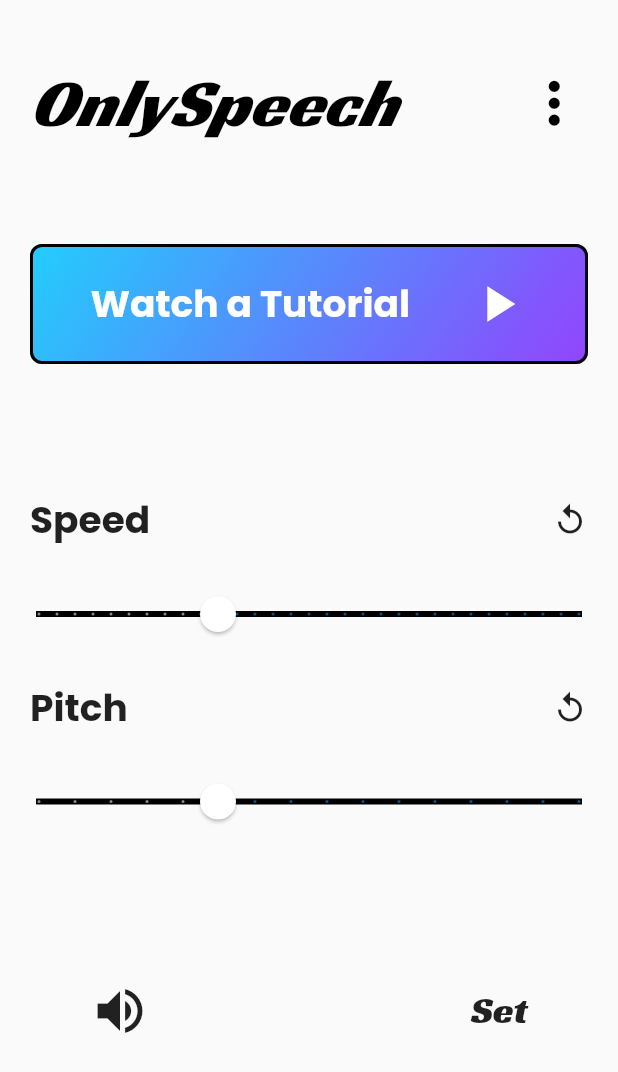
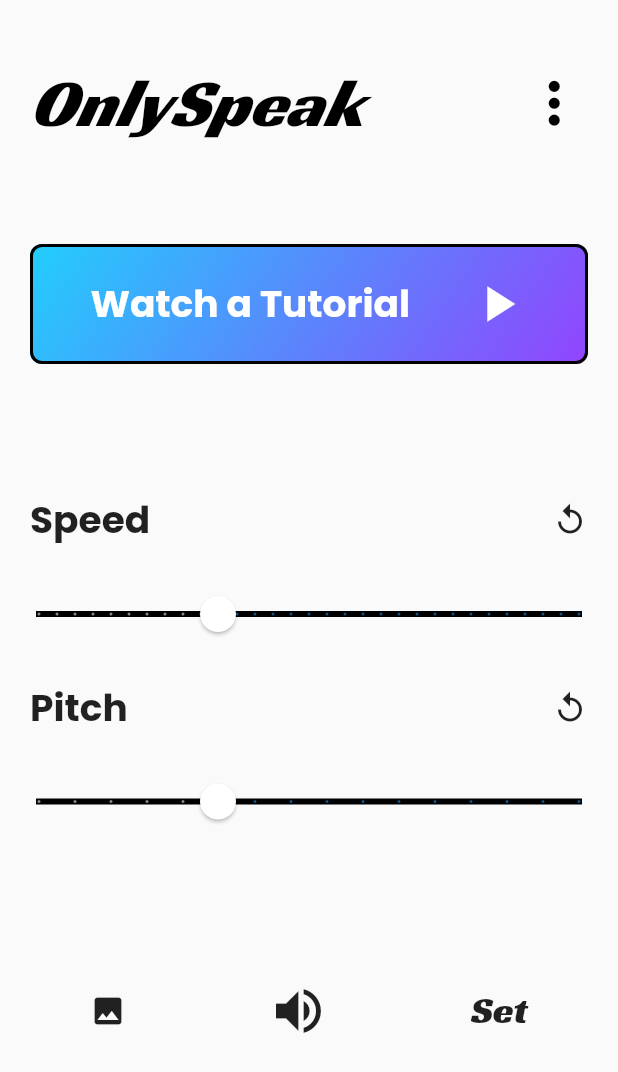
Before and after one commit to MuskanLudhiyani/tts, a Flutter app: the screen it shows after launch, on a phone screen of 412 x 824 dp. Shown: the top 1072 px of the screen. Run offline on Flutter 3.47's test engine with Material 2 defaults, Android fonts, the phone set to English and light mode, and no system bars; our stand-ins replace flutter_tts, image_picker, shared_preferences; missing offline and left inert: firebase_ml_vision; accounts and stored records are empty.

Commit message:
icon updated

```diff
--- a/lib/main.dart
+++ b/lib/main.dart
@@ -3,7 +3,8 @@ import 'package:flutter_tts/flutter_tts.dart';
 import 'shareservice.dart';
 import 'package:url_launcher/url_launcher.dart';
 import 'package:shared_preferences/shared_preferences.dart';
-
+import 'package:flutter/services.dart';
+import 'recognise.dart';
 void main() {
   runApp(MyApp());
 }
@@ -13,7 +14,7 @@ class MyApp extends StatelessWidget {
   @override
   Widget build(BuildContext context) {
     return MaterialApp(
-      title: 'only speech',
+      title: 'only speak',
       theme: ThemeData(
         // This is the theme of your application.
         //
@@ -43,7 +44,7 @@ class MyHomePage extends StatefulWidget {
 class _MyHomePageState extends State<MyHomePage> {
   _launchEmail() async {
     launch(
-        "mailto:onlyspeechapp@gmail.com?subject=Issue regarding OnlySpeech&body=I have been facing an issue.");
+        "mailto:onlyspeakapp@gmail.com?subject=Issue regarding OnlySpeak&body=I have been facing an issue.");
   }
 
   _launchURL() async {
@@ -118,7 +119,7 @@ class _MyHomePageState extends State<MyHomePage> {
                               mainAxisAlignment: MainAxisAlignment.spaceBetween,
                               children: [
                                 Text(
-                                  "OnlySpeech",
+                                  "OnlySpeak",
                                   style: TextStyle(
                                     color: Colors.white,
                                     fontFamily: 'racing',
@@ -187,7 +188,8 @@ class _MyHomePageState extends State<MyHomePage> {
                             child: GestureDetector(
                               onTap: () {
                                 launch(
-                                    "https://www.driffnotes.com/onlyspeech-about/");
+                                    "https://www.driffnotes.com/onlyspeak"
+                                        "-about/");
                               },
                               child: Row(
                                 children: [
@@ -226,6 +228,7 @@ class _MyHomePageState extends State<MyHomePage> {
     ShareService()
       ..onDataReceived = _handleSharedData
       ..getSharedData().then(_handleSharedData);
+
   }
 
   void _handleSharedData(String sharedData) {
@@ -254,7 +257,7 @@ class _MyHomePageState extends State<MyHomePage> {
                   mainAxisAlignment: MainAxisAlignment.spaceBetween,
                   children: [
                     Text(
-                      "OnlySpeech",
+                      "OnlySpeak",
                       style: TextStyle(
                         color: Colors.black,
                         fontFamily: 'racing',
@@ -518,13 +521,23 @@ class _MyHomePageState extends State<MyHomePage> {
                   mainAxisAlignment: MainAxisAlignment.spaceBetween,
                   children: [
                     GestureDetector(
+
+                      child: Icon(
+                        Icons.image,
+                      ),
+                      onTap: (){
+                        Navigator.push(
+                            context, MaterialPageRoute(builder: (context) => TextRecognitionWidget()));
+                      },
+                    ),
+                    GestureDetector(
                       child: Icon(
                         Icons.volume_up,
                         size: 40,
                       ),
                       onTap: () {
                         speak(
-                            'OnlySpeech Text To Speech is a mobile app that allows people with ADHD, dyslexia, vision problems, concussions, and other reading difficulties to have any text read out to them using a computer generated text to speech voice.');
+                            'OnlySpeak Text To Speech is a mobile app that allows people with ADHD, dyslexia, vision problems, concussions, and other reading difficulties to have any text read out to them using a computer generated text to speech voice.');
                       },
                     ),
                     GestureDetector(
```
Also changed, not shown: lib/api.dart (added, +36 -0 lines), lib/recognise.dart (added, +104 -0 lines), lib/tts.dart (added, +9 -0 lines), pubspec.yaml (+7 -1 lines), pubspec.lock, 3 other files.
